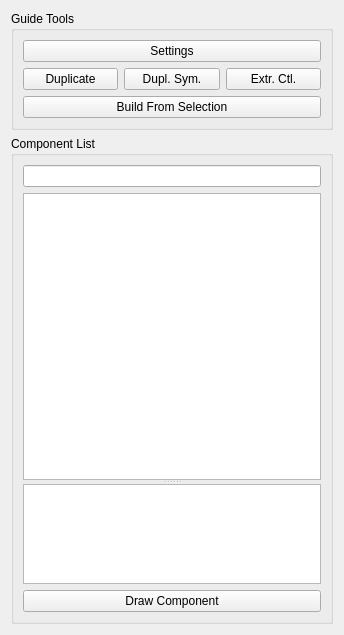
Qt form scripts/mgear/shifter/guide_manager_component_ui.ui (mgear-dev/shifter) before a commit.
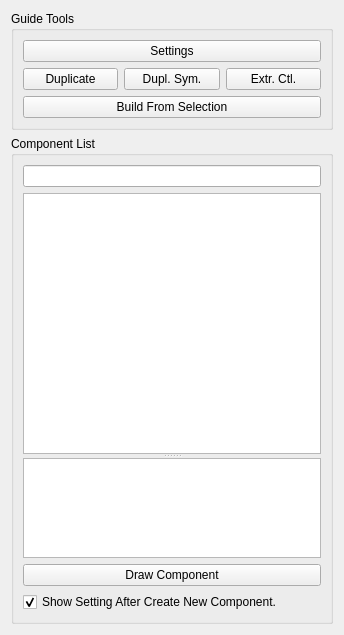
The same form after that commit. Custom widgets are drawn as their Qt base class.

Commit message: Shifter: Guides Manager: Components Tab Closes #22

```diff
--- a/scripts/mgear/shifter/guide_manager_component_ui.ui
+++ b/scripts/mgear/shifter/guide_manager_component_ui.ui
@@ -183,6 +183,16 @@
         </property>
        </widget>
       </item>
+      <item>
+       <widget class="QCheckBox" name="showUI_checkBox">
+        <property name="text">
+         <string>Show Setting After Create New Component.</string>
+        </property>
+        <property name="checked">
+         <bool>true</bool>
+        </property>
+       </widget>
+      </item>
      </layout>
     </widget>
    </item>
```
The commit also changes 4 other files.
